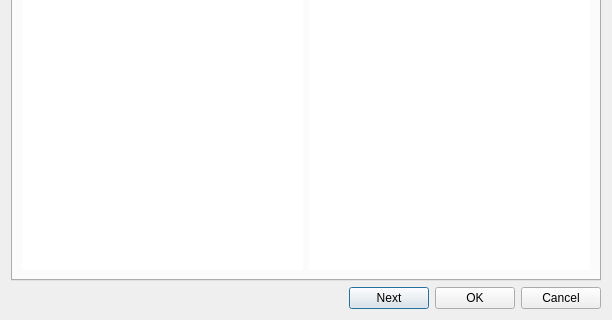
First picture: the form in ui/src/functionwizard.ui, repository mcallegari/qlcplus, before the edit; both pictures show x 0 to 612 and y 210 to 530 of the 612 by 530 pixel window.
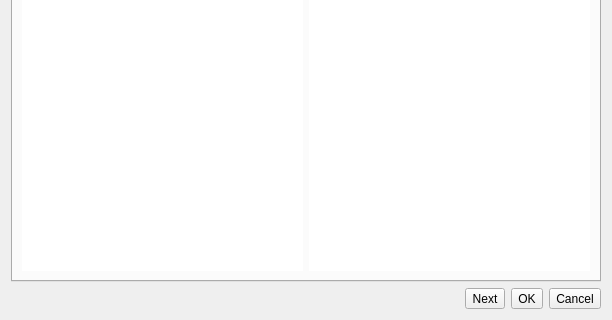
Second picture: the form after the edit. Icons and pictures are not drawn.

Commit message:
Fixed RGB Matrix editor "image" model UI consistency
Fixed Function Wizard buttons with icons

```diff
--- a/ui/src/functionwizard.ui
+++ b/ui/src/functionwizard.ui
@@ -30,7 +30,7 @@
       </spacer>
      </item>
      <item>
-      <widget class="QPushButton" name="m_nextButton">
+      <widget class="QToolButton" name="m_nextButton">
        <property name="layoutDirection">
         <enum>Qt::RightToLeft</enum>
        </property>
@@ -41,10 +41,13 @@
         <iconset resource="qlcui.qrc">
          <normaloff>:/forward.png</normaloff>:/forward.png</iconset>
        </property>
+       <property name="toolButtonStyle">
+        <enum>Qt::ToolButtonTextBesideIcon</enum>
+       </property>
       </widget>
      </item>
      <item>
-      <widget class="QPushButton" name="m_okButton">
+      <widget class="QToolButton" name="m_okButton">
        <property name="text">
         <string>OK</string>
        </property>
@@ -52,10 +55,13 @@
         <iconset resource="qlcui.qrc">
          <normaloff>:/check.png</normaloff>:/check.png</iconset>
        </property>
+       <property name="toolButtonStyle">
+        <enum>Qt::ToolButtonTextBesideIcon</enum>
+       </property>
       </widget>
      </item>
      <item>
-      <widget class="QPushButton" name="m_cancelButton">
+      <widget class="QToolButton" name="m_cancelButton">
        <property name="text">
         <string>Cancel</string>
        </property>
@@ -63,6 +69,9 @@
         <iconset resource="qlcui.qrc">
          <normaloff>:/uncheck.png</normaloff>:/uncheck.png</iconset>
        </property>
+       <property name="toolButtonStyle">
+        <enum>Qt::ToolButtonTextBesideIcon</enum>
+       </property>
       </widget>
      </item>
     </layout>
```
Left out of the diff: 24 changed lines with no effect on the pictures. The commit also changes 1 other file.
